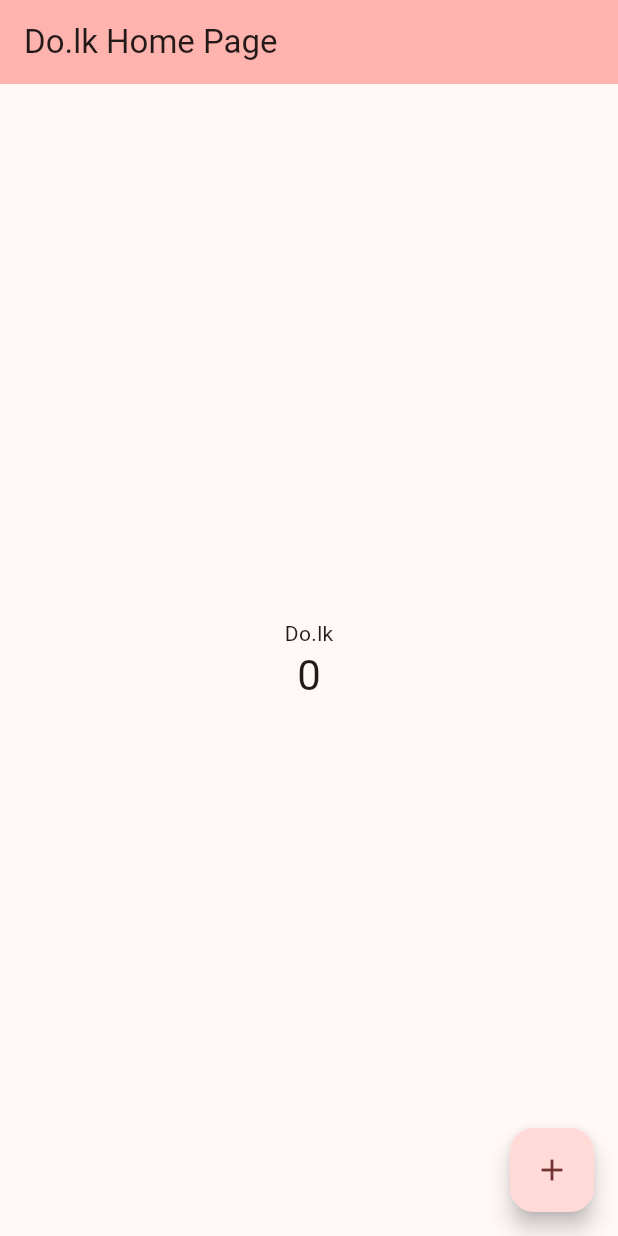
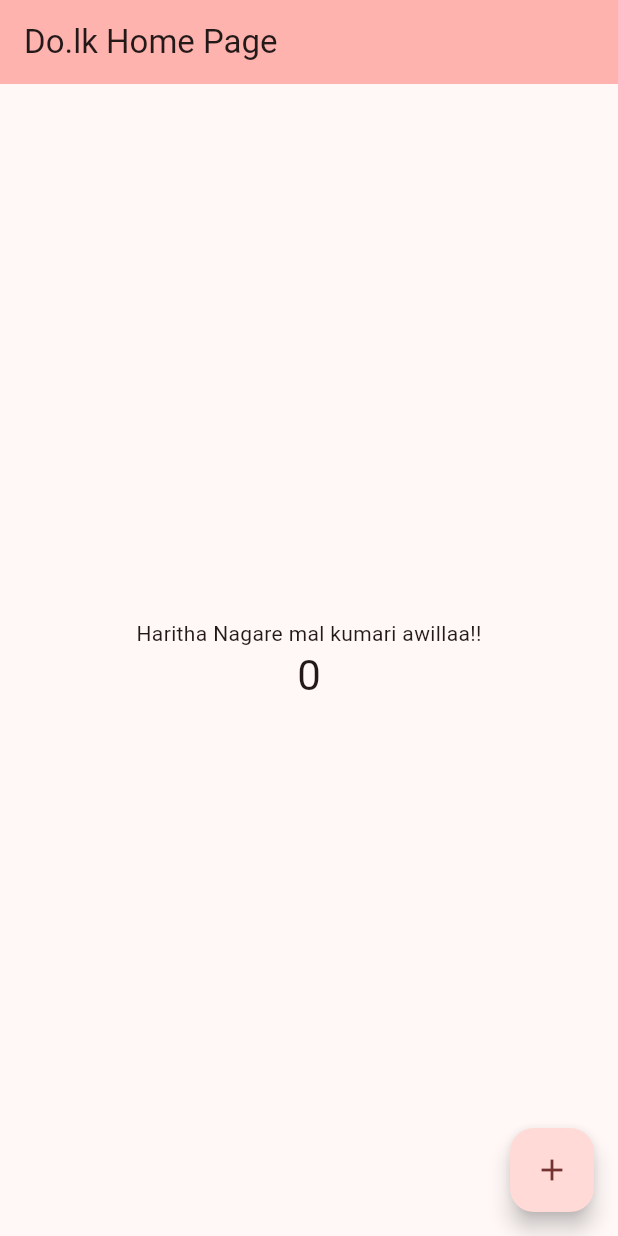
Before and after one commit to PraveenKakulandala/do-lk-freelance-marketplace-, a Flutter app: the screen it shows after launch, on a phone screen of 412 x 824 dp. Run offline on Flutter 3.47's test engine with Material 3 defaults, Android fonts, the phone set to English and light mode, and no system bars.

Commit message:
Changed the 54th line, Please concider. Thank you.

```diff
--- a/lib/main.dart
+++ b/lib/main.dart
@@ -51,7 +51,7 @@ class _MyHomePageState extends State<MyHomePage> {
         child: Column(
           mainAxisAlignment: MainAxisAlignment.center,
           children: <Widget>[
-            const Text('Do.lk'),
+            const Text('Haritha Nagare mal kumari awillaa!!'),
             Text(
               '$_counter',
               style: Theme.of(context).textTheme.headlineMedium,
```
Also changed, not shown: 30 other files.
